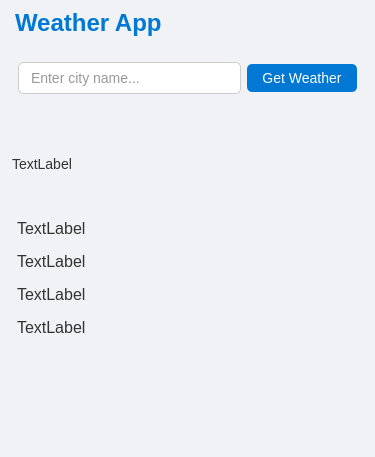
The window that mainwindow.ui (drew0306/Weather-App) describes before a commit, drawn with Qt 5.
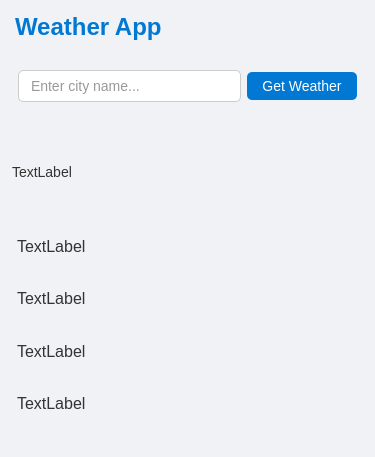
The same window after the commit.

```diff
--- a/mainwindow.ui
+++ b/mainwindow.ui
@@ -63,6 +63,9 @@
     }</string>
   </property>
   <widget class="QWidget" name="backgroundFrame">
+   <property name="autoFillBackground">
+    <bool>true</bool>
+   </property>
    <layout class="QVBoxLayout" name="verticalLayout">
     <item>
      <widget class="QLabel" name="titleLabel">
@@ -139,19 +142,6 @@
       </property>
      </widget>
     </item>
-    <item>
-     <spacer name="verticalSpacer">
-      <property name="orientation">
-       <enum>Qt::Orientation::Vertical</enum>
-      </property>
-      <property name="sizeHint" stdset="0">
-       <size>
-        <width>20</width>
-        <height>40</height>
-       </size>
-      </property>
-     </spacer>
-    </item>
    </layout>
   </widget>
   <widget class="QMenuBar" name="menubar">
```
Left out of the diff: 2 changed lines with no effect on the pictures.
